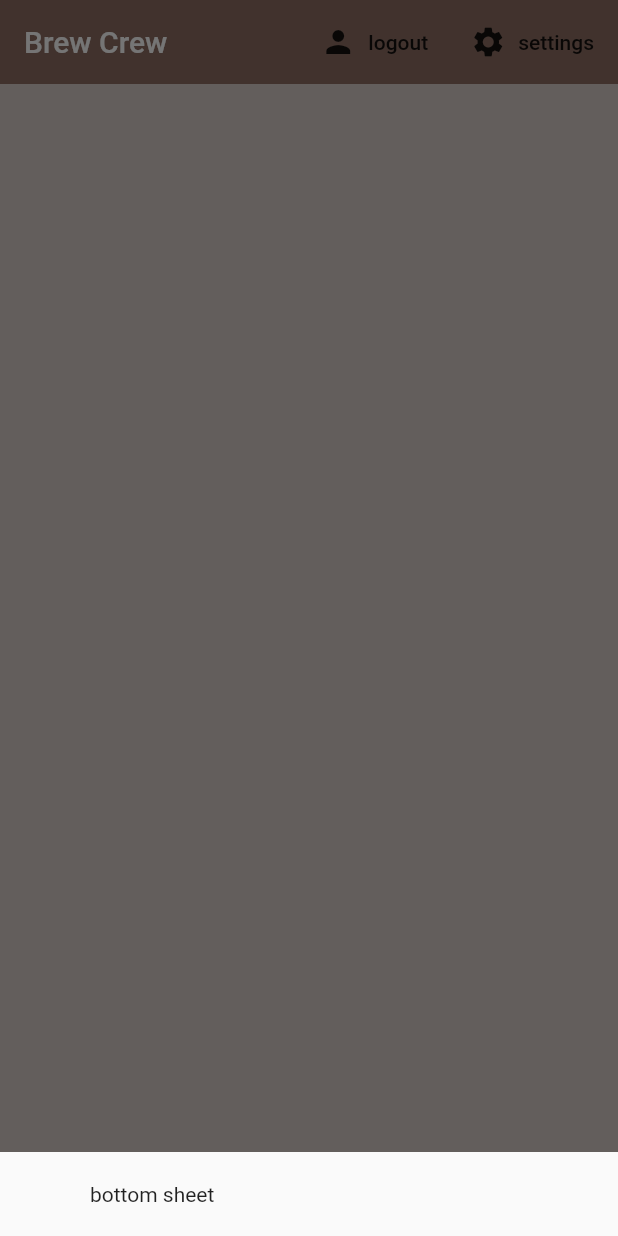
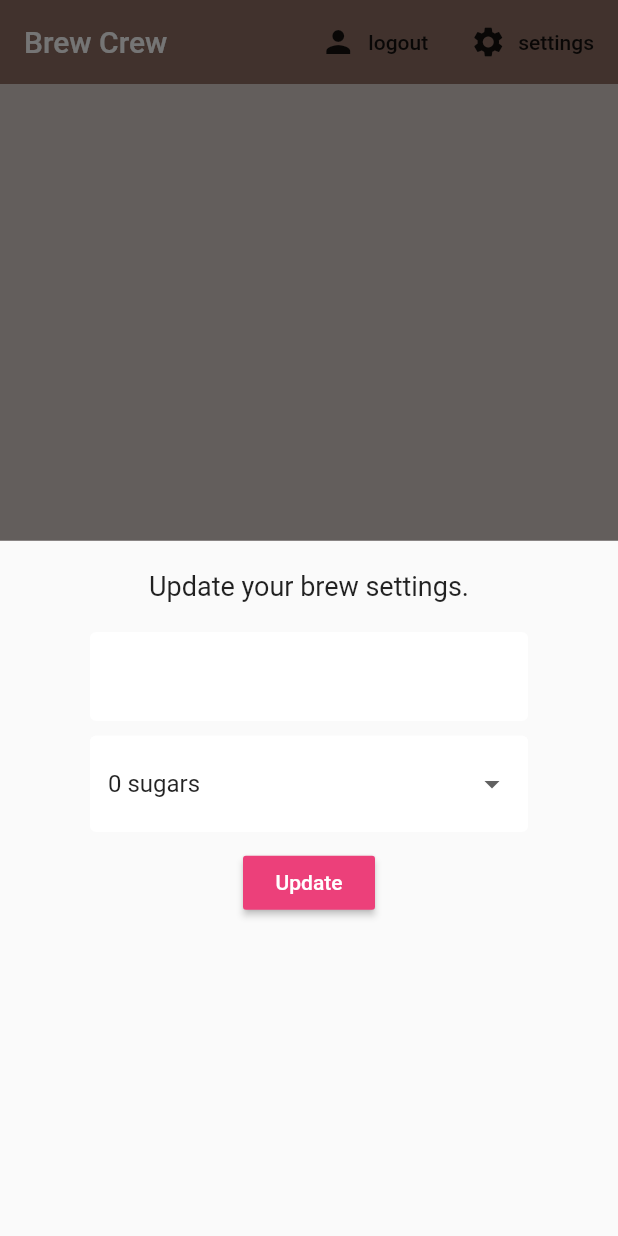
Before and after one commit to raphabarreto/flutter-firebase-app, a Flutter app: the screen it shows once a user with an empty profile is signed in, after a tap on "settings", on a phone screen of 412 x 824 dp. Run offline on Flutter 3.47's test engine with Material 2 defaults, Android fonts, the phone set to English and light mode, and no system bars; our stand-ins replace cloud_firestore, firebase_auth, flutter_spinkit; accounts and stored records are empty.

Commit message:
Drop-downs

```diff
--- a/lib/screens/home/brew_tile.dart
+++ b/lib/screens/home/brew_tile.dart
@@ -2,9 +2,8 @@ import 'package:flutter/material.dart';
 import 'package:brew_crew/models/brew.dart';
 
 class BrewTile extends StatelessWidget {
-
   final Brew brew;
-  BrewTile({ this.brew });
+  BrewTile({this.brew});
 
   @override
   Widget build(BuildContext context) {
--- a/lib/screens/home/home.dart
+++ b/lib/screens/home/home.dart
@@ -1,4 +1,5 @@
 import 'package:brew_crew/models/brew.dart';
+import 'package:brew_crew/screens/home/settings_form.dart';
 import 'package:brew_crew/services/auth.dart';
 import 'package:flutter/material.dart';
 
@@ -7,17 +8,17 @@ import 'package:provider/provider.dart';
 import 'package:brew_crew/screens/home/brew_list.dart';
 
 class Home extends StatelessWidget {
-
   final AuthService _auth = AuthService();
 
   @override
   Widget build(BuildContext context) {
-
     void _showSettingsPanel() {
-      showModalBottomSheet(context: context, builder: (context) {
+      showModalBottomSheet(
+          context: context,
+          builder: (context) {
             return Container(
               padding: EdgeInsets.symmetric(vertical: 20.0, horizontal: 60.0),
-          child: Text('bottom sheet'),
+              child: SettingsForm(),
             );
           });
     }
--- /dev/null
+++ b/lib/screens/home/settings_form.dart
@@ -0,0 +1,62 @@
+import 'package:brew_crew/shared/constants.dart';
+import 'package:flutter/material.dart';
+
+class SettingsForm extends StatefulWidget {
+  @override
+  _SettingsFormState createState() => _SettingsFormState();
+}
+
+class _SettingsFormState extends State<SettingsForm> {
+  final _formKey = GlobalKey<FormState>();
+  final List<String> sugars = ['0', '1', '2', '3', '4'];
+
+  // form values
+  String _currentName;
+  String _currentSugars;
+  int _currentStrength;
+
+  @override
+  Widget build(BuildContext context) {
+    return Form(
+      key: _formKey,
+      child: Column(
+        children: <Widget>[
+          Text(
+            'Update your brew settings.',
+            style: TextStyle(fontSize: 18.0),
+          ),
+          SizedBox(height: 20.0),
+          TextFormField(
+            decoration: textInputDecoration,
+            validator: (val) => val.isEmpty ? 'Please enter a name' : null,
+            onChanged: (val) => setState(() => _currentName = val),
+          ),
+          SizedBox(height: 10.0),
+          DropdownButtonFormField(
+            value: _currentSugars ?? '0',
+            decoration: textInputDecoration,
+            items: sugars.map((sugar) {
+              return DropdownMenuItem(
+                value: sugar,
+                child: Text('$sugar sugars'),
+              );
+            }).toList(),
+            onChanged: (val) => setState(() => _currentSugars = val),
+          ),
+          SizedBox(height: 10.0),
+          RaisedButton(
+              color: Colors.pink[400],
+              child: Text(
+                'Update',
+                style: TextStyle(color: Colors.white),
+              ),
+              onPressed: () async {
+                print(_currentName);
+                print(_currentSugars);
+                print(_currentStrength);
+              }),
+        ],
+      ),
+    );
+  }
+}
```
Lines whose indentation alone changed are shown as unchanged.
